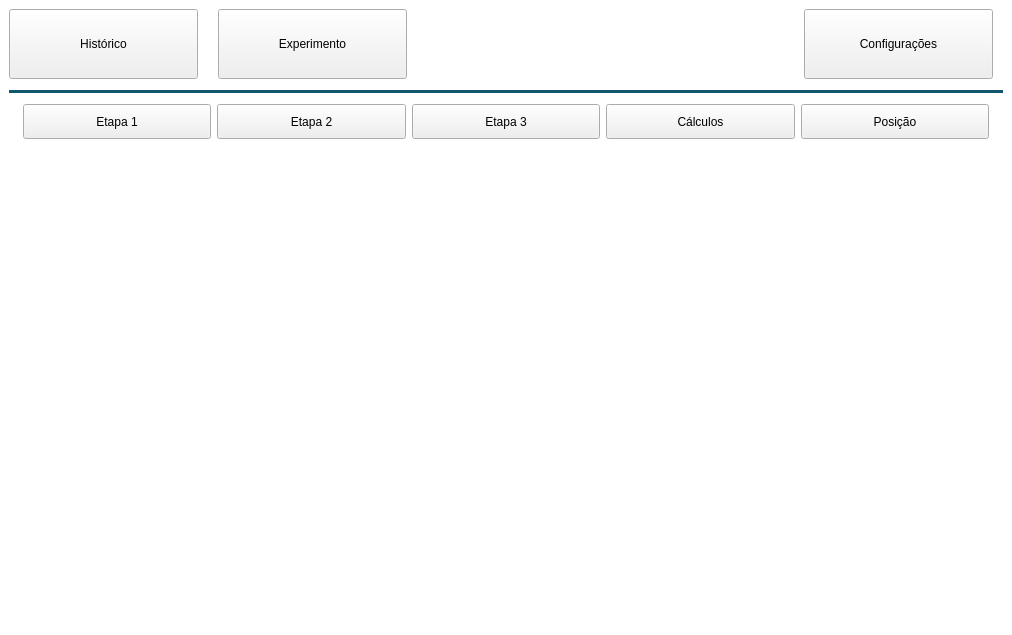
Old version of the form Code/Interface/mainwindow.ui in the repository Matheusodias/infralab_direct_shear_embedded_interface.
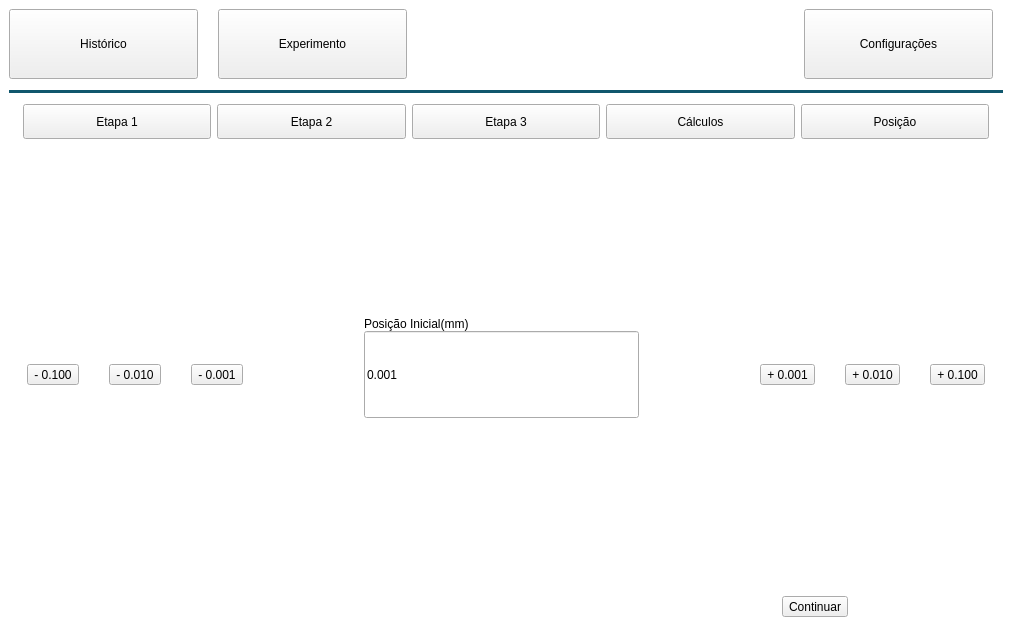
New version of the form. The open tabs and pages were chosen to show the change. Icons and pictures are not drawn.

Commit message: Add calculations and position page

Diff of the .ui file:
```diff
--- a/Code/Interface/mainwindow.ui
+++ b/Code/Interface/mainwindow.ui
@@ -1076,7 +1076,197 @@
                 </property>
                </widget>
               </widget>
-              <widget class="QWidget" name="position_page"/>
+              <widget class="QWidget" name="position_page">
+               <layout class="QVBoxLayout" name="verticalLayout_7">
+                <item>
+                 <layout class="QHBoxLayout" name="positionLayout" stretch="2,0,2,1,3,1,2,2,2">
+                  <property name="spacing">
+                   <number>30</number>
+                  </property>
+                  <item>
+                   <widget class="QToolButton" name="minus100_toolButton">
+                    <property name="text">
+                     <string>- 0.100</string>
+                    </property>
+                   </widget>
+                  </item>
+                  <item>
+                   <widget class="QToolButton" name="minus10_toolButton">
+                    <property name="text">
+                     <string>- 0.010</string>
+                    </property>
+                   </widget>
+                  </item>
+                  <item>
+                   <widget class="QToolButton" name="minus1_toolButton">
+                    <property name="text">
+                     <string>- 0.001</string>
+                    </property>
+                   </widget>
+                  </item>
+                  <item>
+                   <spacer name="horizontalSpacer_14">
+                    <property name="orientation">
+                     <enum>Qt::Horizontal</enum>
+                    </property>
+                    <property name="sizeHint" stdset="0">
+                     <size>
+                      <width>40</width>
+                      <height>20</height>
+                     </size>
+                    </property>
+                   </spacer>
+                  </item>
+                  <item>
+                   <layout class="QVBoxLayout" name="verticalLayout_6" stretch="2,2,2,4">
+                    <property name="spacing">
+                     <number>0</number>
+                    </property>
+                    <property name="sizeConstraint">
+                     <enum>QLayout::SetDefaultConstraint</enum>
+                    </property>
+                    <item>
+                     <spacer name="verticalSpacer_7">
+                      <property name="orientation">
+                       <enum>Qt::Vertical</enum>
+                      </property>
+                      <property name="sizeHint" stdset="0">
+                       <size>
+                        <width>20</width>
+                        <height>40</height>
+                       </size>
+                      </property>
+                     </spacer>
+                    </item>
+                    <item>
+                     <widget class="QLabel" name="initialPosition_label">
+                      <property name="text">
+                       <string>Posição Inicial(mm)</string>
+                      </property>
+                      <property name="alignment">
+                       <set>Qt::AlignBottom|Qt::AlignLeading|Qt::AlignLeft</set>
+                      </property>
+                     </widget>
+                    </item>
+                    <item>
+                     <widget class="QLineEdit" name="initialPosition_lineEdit">
+                      <property name="sizePolicy">
+                       <sizepolicy hsizetype="Expanding" vsizetype="Expanding">
+                        <horstretch>0</horstretch>
+                        <verstretch>0</verstretch>
+                       </sizepolicy>
+                      </property>
+                      <property name="text">
+                       <string>0.001</string>
+                      </property>
+                     </widget>
+                    </item>
+                    <item>
+                     <spacer name="verticalSpacer_6">
+                      <property name="orientation">
+                       <enum>Qt::Vertical</enum>
+                      </property>
+                      <property name="sizeHint" stdset="0">
+                       <size>
+                        <width>20</width>
+                        <height>40</height>
+                       </size>
+                      </property>
+                     </spacer>
+                    </item>
+                   </layout>
+                  </item>
+                  <item>
+                   <spacer name="horizontalSpacer_15">
+                    <property name="orientation">
+                     <enum>Qt::Horizontal</enum>
+                    </property>
+                    <property name="sizeHint" stdset="0">
+                     <size>
+                      <width>40</width>
+                      <height>20</height>
+                     </size>
+                    </property>
+                   </spacer>
+                  </item>
+                  <item>
+                   <widget class="QToolButton" name="plus1_toolButton">
+                    <property name="text">
+                     <string>+ 0.001</string>
+                    </property>
+                   </widget>
+                  </item>
+                  <item>
+                   <widget class="QToolButton" name="plus10_toolButton">
+                    <property name="text">
+                     <string>+ 0.010</string>
+                    </property>
+                   </widget>
+                  </item>
+                  <item>
+                   <widget class="QToolButton" name="plus100_toolButton">
+                    <property name="text">
+                     <string>+ 0.100</string>
+                    </property>
+                   </widget>
+                  </item>
+                 </layout>
+                </item>
+                <item>
+                 <layout class="QHBoxLayout" name="horizontalLayout_7" stretch="11,0,2">
+                  <item>
+                   <spacer name="horizontalSpacer_16">
+                    <property name="orientation">
+                     <enum>Qt::Horizontal</enum>
+                    </property>
+                    <property name="sizeHint" stdset="0">
+                     <size>
+                      <width>40</width>
+                      <height>20</height>
+                     </size>
+                    </property>
+                   </spacer>
+                  </item>
+                  <item>
+                   <widget class="QToolButton" name="continuePhase1_button_2">
+                    <property name="styleSheet">
+                     <string notr="true"/>
+                    </property>
+                    <property name="text">
+                     <string>Continuar</string>
+                    </property>
+                    <property name="icon">
+                     <iconset resource="images/resources.qrc">
+                      <normaloff>:/Arrow.png</normaloff>:/Arrow.png</iconset>
+                    </property>
+                    <property name="iconSize">
+                     <size>
+                      <width>30</width>
+                      <height>30</height>
+                     </size>
+                    </property>
+                    <property name="toolButtonStyle">
+                     <enum>Qt::ToolButtonTextBesideIcon</enum>
+                    </property>
+                   </widget>
+                  </item>
+                  <item>
+                   <spacer name="horizontalSpacer_17">
+                    <property name="orientation">
+                     <enum>Qt::Horizontal</enum>
+                    </property>
+                    <property name="sizeHint" stdset="0">
+                     <size>
+                      <width>40</width>
+                      <height>20</height>
+                     </size>
+                    </property>
+                   </spacer>
+                  </item>
+                 </layout>
+                </item>
+               </layout>
+              </widget>
              </widget>
             </item>
            </layout>
```
Left out of the diff: 292 changed lines with no effect on the pictures. The commit also changes 26 other files.
